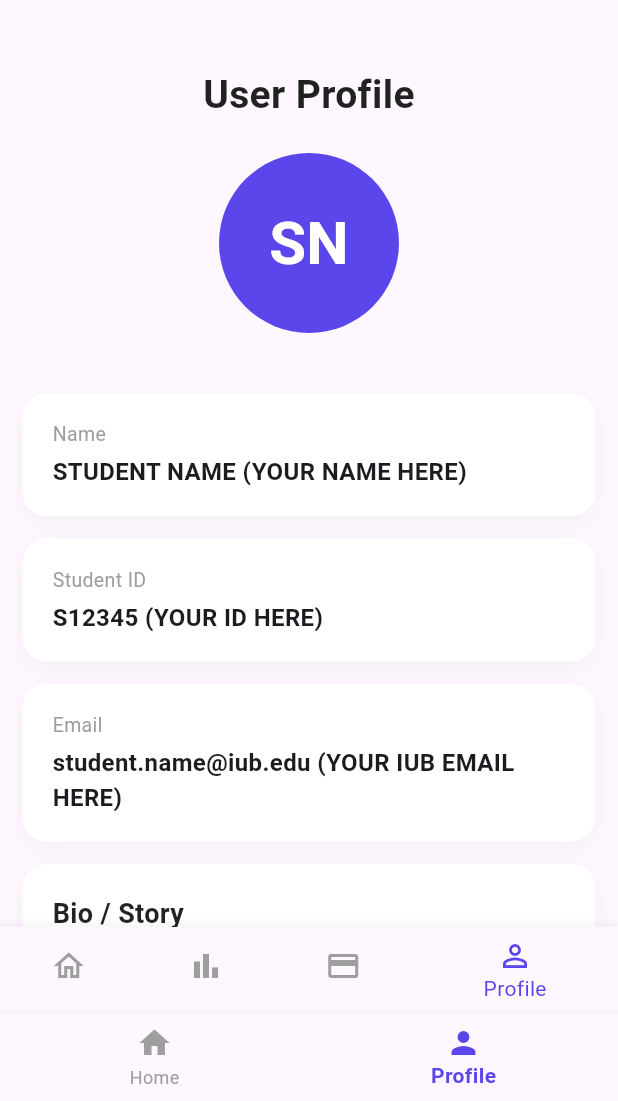
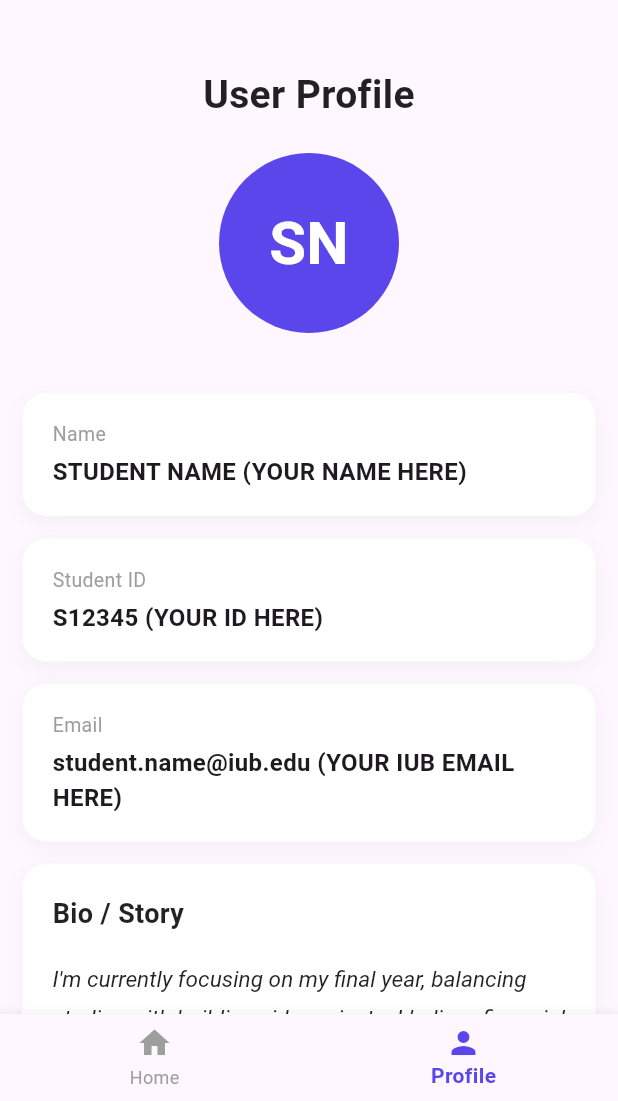
Before and after one commit to mb-shupto/assignment-two-flutter-UI-Masum-Bari-Supto-1930875, a Flutter app: the screen it shows after launch, item 2 of the bottom bar chosen, on a phone screen of 412 x 824 dp, the part 135-1236 px from its top. Run offline on Flutter 3.47's test engine with Material 3 defaults, Android fonts, the phone set to English and light mode, and no system bars.

Commit message:
remove bottom navigation bar from profile page

```diff
--- a/lib/screens/profile_page.dart
+++ b/lib/screens/profile_page.dart
@@ -132,35 +132,6 @@ class _ProfilePageState extends State<ProfilePage> {
           ),
         ),
       ),
-
-      bottomNavigationBar: BottomNavigationBar(
-        currentIndex: _currentIndex,
-        selectedItemColor: primaryPurple,
-        unselectedItemColor: Colors.grey,
-        onTap: (index) {
-          setState(() {
-            _currentIndex = index;
-          });
-        },
-        items: const [
-          BottomNavigationBarItem(
-            icon: Icon(Icons.home_outlined),
-            label: 'Home',
-          ),
-          BottomNavigationBarItem(
-            icon: Icon(Icons.bar_chart_outlined),
-            label: 'Reports',
-          ),
-          BottomNavigationBarItem(
-            icon: Icon(Icons.credit_card_outlined),
-            label: 'Cards',
-          ),
-          BottomNavigationBarItem(
-            icon: Icon(Icons.person_outline),
-            label: 'Profile',
-          ),
-        ],
-      ),
     );
   }
 }
```
